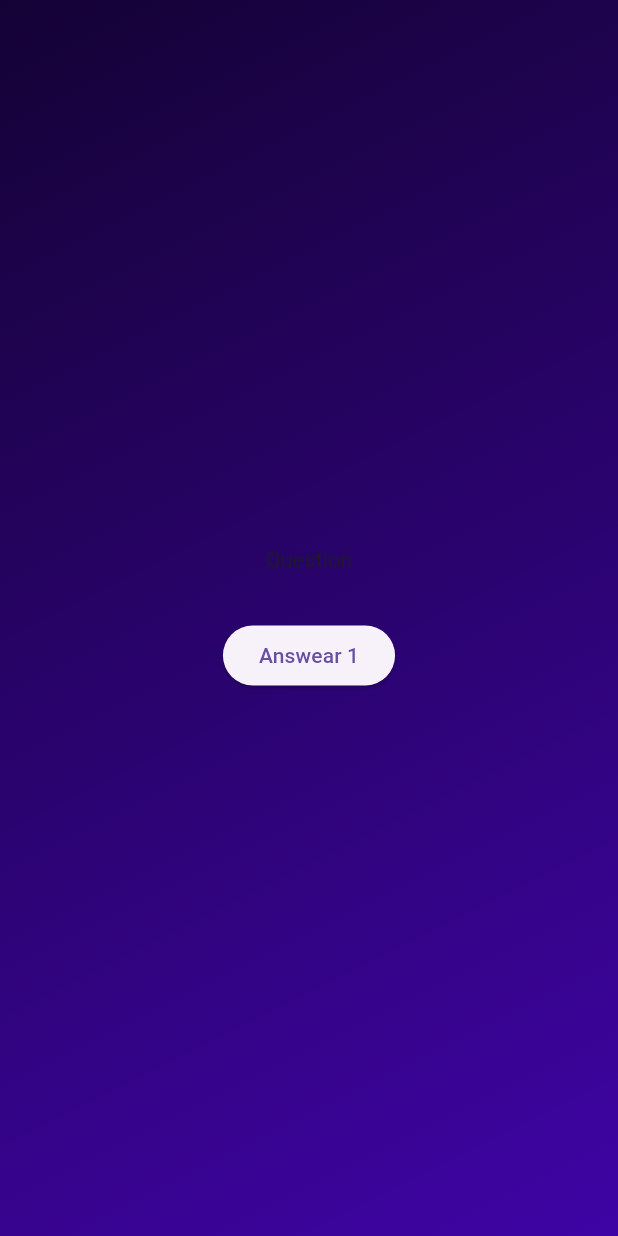
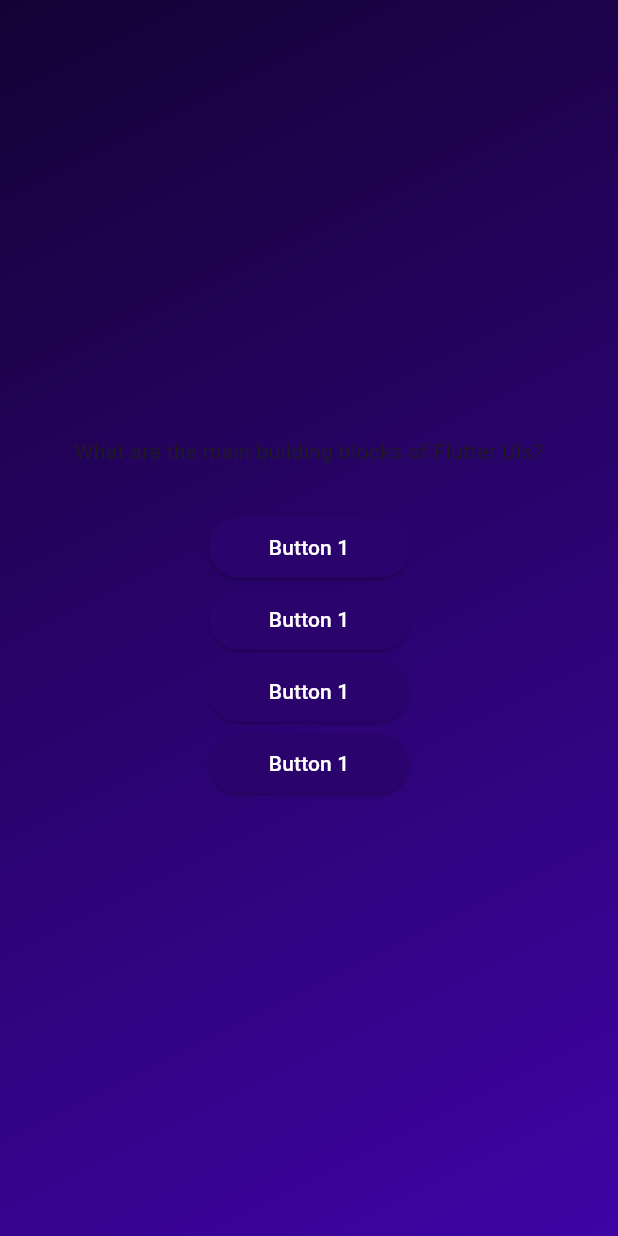
Before and after one commit to pulpetto/Quiz-App, a Flutter app: the screen it shows after launch, after a tap on "Start Quiz", on a phone screen of 412 x 824 dp. Run offline on Flutter 3.47's test engine with Material 3 defaults, Android fonts, the phone set to English and light mode, and no system bars.

Commit message:
display list of answers

```diff
--- a/lib/questions_screen.dart
+++ b/lib/questions_screen.dart
@@ -1,4 +1,6 @@
 import 'package:flutter/material.dart';
+import 'package:quiz_app/answer_button.dart';
+import 'package:quiz_app/data/questions.dart';
 
 class QuestionsScreen extends StatefulWidget {
   const QuestionsScreen({super.key});
@@ -10,14 +12,18 @@ class QuestionsScreen extends StatefulWidget {
 class _QuestionsScreenState extends State<QuestionsScreen> {
   @override
   Widget build(BuildContext context) {
+    final currentQuestion = questions[0];
+
     return SizedBox(
       width: double.infinity,
       child: Column(
         mainAxisAlignment: MainAxisAlignment.center,
         children: [
-          Text('Question'),
+          Text(currentQuestion.text),
           SizedBox(height: 30),
-          ElevatedButton(onPressed: () {}, child: Text('Answear 1')),
+          ...currentQuestion.answers.map((answer) {
+            return AnswerButton(answerText: 'Button 1', onTap: () {});
+          }),
         ],
       ),
     );
```
